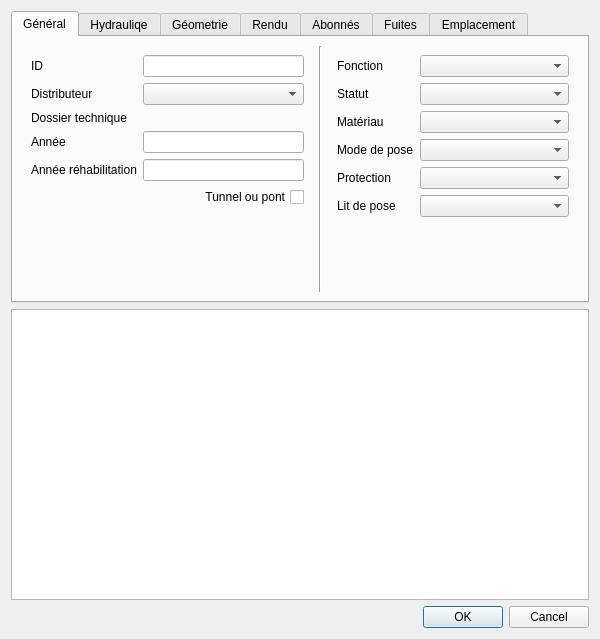
Old version of the form qgis-project/ui_forms/pipe.ui in the repository qwat/QWAT.
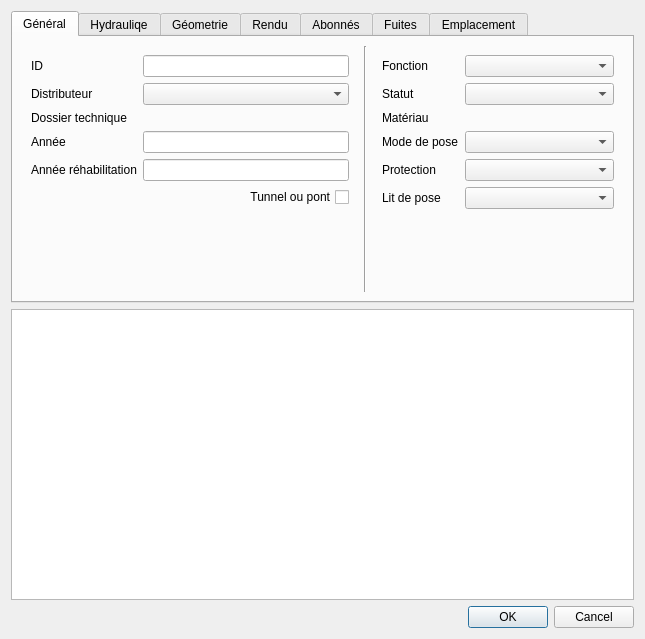
New version of the form. Custom widgets are drawn as their Qt base class.

Commit message: use again chained filters for pipe material

The edit to the form file:
```diff
--- a/qgis-project/ui_forms/pipe.ui
+++ b/qgis-project/ui_forms/pipe.ui
@@ -6,7 +6,7 @@
    <rect>
     <x>0</x>
     <y>0</y>
-    <width>600</width>
+    <width>645</width>
     <height>639</height>
    </rect>
   </property>
@@ -218,7 +218,10 @@
            <widget class="QComboBox" name="fk_bedding"/>
           </item>
           <item row="2" column="1">
-           <widget class="QComboBox" name="fk_material"/>
+           <widget class="QgsRelationReferenceWidget" name="fk_material"/>
+          </item>
+          <item row="6" column="0">
+           <widget class="QgsRelationReferenceWidget" name="mRelationReference"/>
           </item>
          </layout>
         </widget>
```
Left out of the diff: 4 changed lines with no effect on the pictures. The commit also changes 1 other file.
